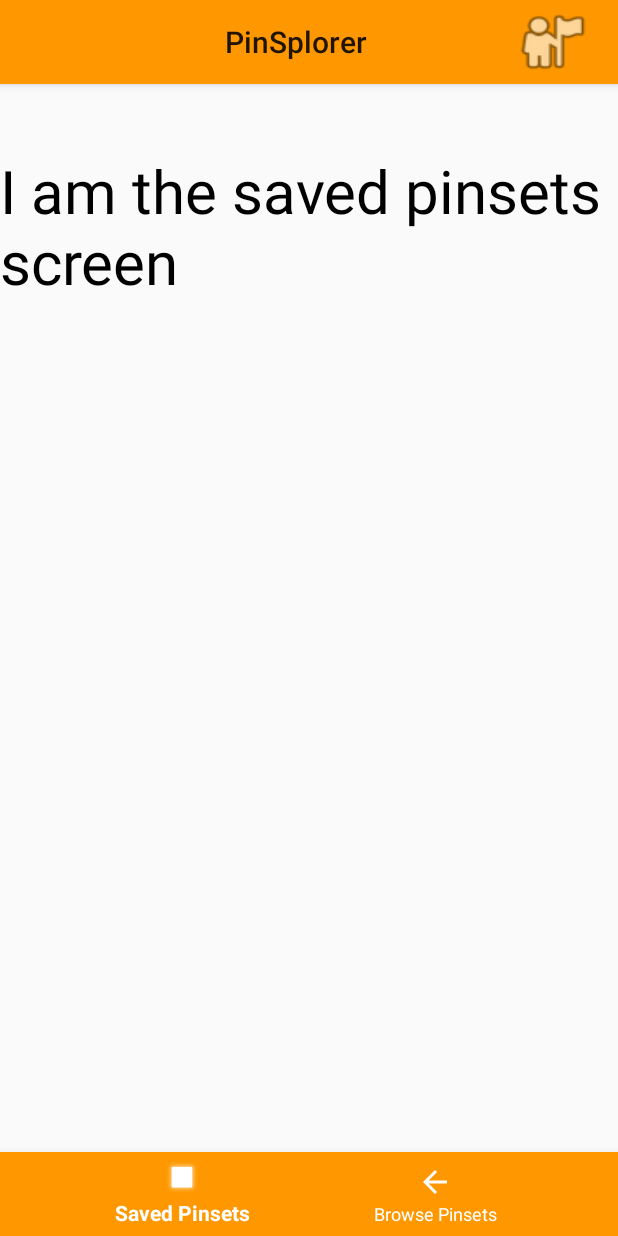
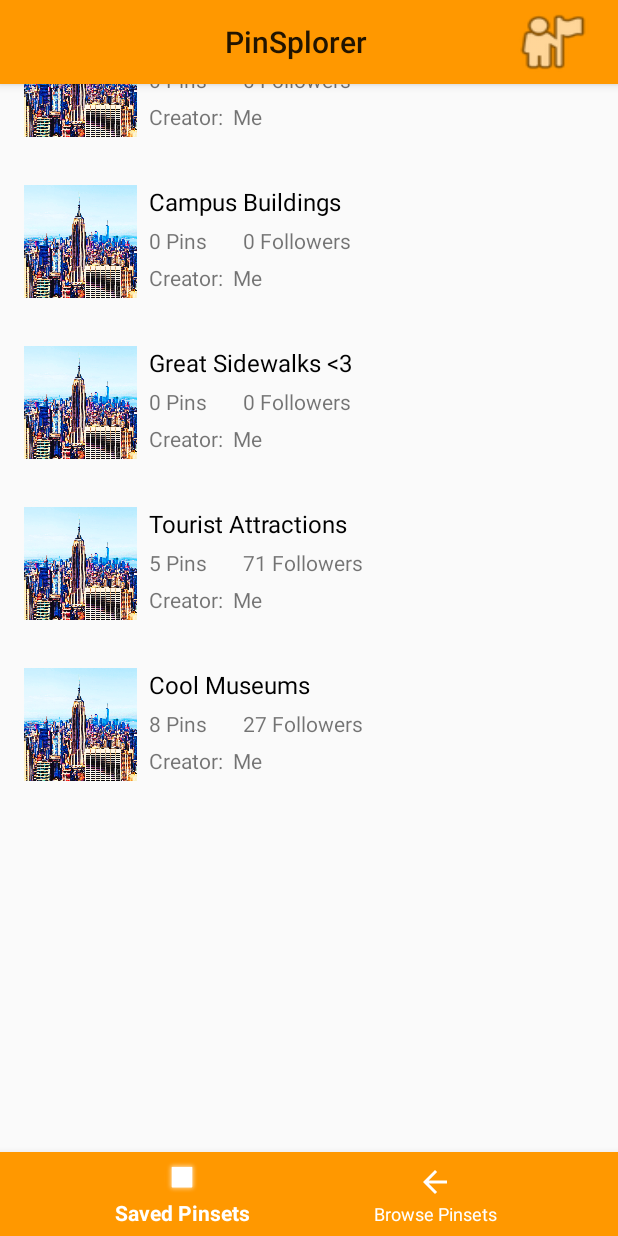
Before and after one commit to jhu-cs-uima-sp20/teamh, an Android app: the screen it shows after launch (MainActivity), on a phone screen of 412 x 824 dp. Run offline under Robolectric (Android 15) with nearby library versions, the phone set to English and light mode, and no system bars.

Commit message:
PinSet itemview and class updates
Worked on going from recycler view fragment to set view fragment

```diff
--- a/app/src/main/java/com/example/pinsplorer/PinSet.java
+++ b/app/src/main/java/com/example/pinsplorer/PinSet.java
@@ -6,12 +6,54 @@ class PinSet {
 
     private ImageView image;
     private String name;
+    private int pins;
+    private int followers;
+    private String creator;
 
     public PinSet(String newName){
         name = newName;
+        pins = 0;
+        followers = 0;
+        creator = "Me";
+    }
+
+    //constructor for hard-coded data
+    public PinSet(String newName, int newPins, int newFollowers, String newCreator) {
+        name = newName;
+        pins = newPins;
+        followers = newFollowers;
+        creator = newCreator;
     }
 
     public String getName() {
         return name;
     }
+
+    public int getPins() {
+        return pins;
+    }
+
+    public int getFollowers() {
+        return followers;
+    }
+
+    public String getCreator() {
+        return creator;
+    }
+
+    public void setName(String name) {
+        this.name = name;
+    }
+
+    public void setPins(int pins) {
+        this.pins = pins;
+    }
+
+    public void setFollowers(int followers) {
+        this.followers = followers;
+    }
+
+    public void setCreator(String creator) {
+        this.creator = creator;
+    }
 }
--- a/app/src/main/java/com/example/pinsplorer/PinSetRecyclerAdapter.java
+++ b/app/src/main/java/com/example/pinsplorer/PinSetRecyclerAdapter.java
@@ -1,11 +1,18 @@
 package com.example.pinsplorer;
 
 import android.content.Context;
+import android.content.Intent;
+import android.os.Bundle;
+import android.os.Parcelable;
 import android.view.LayoutInflater;
 import android.view.View;
 import android.view.ViewGroup;
 
 import androidx.annotation.NonNull;
+import androidx.appcompat.app.AppCompatActivity;
+import androidx.fragment.app.Fragment;
+import androidx.fragment.app.FragmentManager;
+import androidx.fragment.app.FragmentTransaction;
 import androidx.recyclerview.widget.RecyclerView;
 
 import java.util.ArrayList;
@@ -29,8 +36,42 @@ public class PinSetRecyclerAdapter extends RecyclerView.Adapter<PinSetViewHolder
 
     @Override
     public void onBindViewHolder(@NonNull PinSetViewHolder holder, int position) {
+        final PinSet set = pinSetList.get(position);
+
         holder.name.setText(pinSetList.get(position).getName());
+        holder.pins.setText("" + pinSetList.get(position).getPins());
+        holder.followers.setText("" + pinSetList.get(position).getFollowers());
+        holder.creator.setText(pinSetList.get(position).getCreator());
+
+        holder.itemView.setOnClickListener(new View.OnClickListener() {
+            @Override
+            public void onClick(View v) {
+                fragmentJump(set);
+            }
+        });
     }
+
+    //TODO: almost working except for line 59.
+//    private void fragmentJump(PinSet mItemSelected) {
+//        ViewSetFragment frag = new ViewSetFragment();
+//        Bundle bundle = new Bundle();
+//        bundle.putParcelable("item_selected_key", (Parcelable) mItemSelected);
+//        ViewSetFragment.setArguments(bundle);
+//        switchContent(R.id.pin_set_view_holder, frag);
+//    }
+//
+//    public void switchContent(int id, Fragment fragment) {
+//        if (context == null)
+//            return;
+//        if (context instanceof MainActivity) {
+//            MainActivity mainActivity = (MainActivity) context;
+//            Fragment frag = fragment;
+//            mainActivity.switchContent(id, frag);
+//        }
+//
+//    }
+
+
 
     @Override
     public int getItemCount() {
--- a/app/src/main/java/com/example/pinsplorer/PinSetViewHolder.java
+++ b/app/src/main/java/com/example/pinsplorer/PinSetViewHolder.java
@@ -8,10 +8,18 @@ import androidx.recyclerview.widget.RecyclerView;
 
 public class PinSetViewHolder extends RecyclerView.ViewHolder {
     public TextView name;
+    public TextView pins;
+    public TextView followers;
+    public TextView creator;
     private ImageView image;
+
     public PinSetViewHolder(View itemView) {
         super(itemView);
         image = itemView.findViewById(R.id.pinSetImageView);
         name = itemView.findViewById(R.id.pinSetNameTextView);
+        pins = itemView.findViewById(R.id.numPinsTextView);
+        followers = itemView.findViewById(R.id.numFollowersTextView);
+        creator = itemView.findViewById(R.id.pinSetCreatorTextView);
+
     }
 }
--- a/app/src/main/java/com/example/pinsplorer/SavedFragment.java
+++ b/app/src/main/java/com/example/pinsplorer/SavedFragment.java
@@ -30,7 +30,13 @@ public class SavedFragment extends Fragment {
     private String mParam2;
 
     protected static RecyclerView PinSetRecycler;
-    protected static ArrayList<PinSet> PinSetList = new ArrayList<>(Arrays.asList(new PinSet("Baltimore Eats"), new PinSet("Campus Buildings")));
+    protected static ArrayList<PinSet> PinSetList =
+            new ArrayList<>(
+                    Arrays.asList(new PinSet("Baltimore Eats"),
+                            new PinSet("Campus Buildings"),
+                            new PinSet("Great Sidewalks <3"),
+                            new PinSet("Tourist Attractions", 5, 71, "Me"),
+                            new PinSet("Cool Museums", 8, 27, "Me")));
 
     public SavedFragment() {
         // Required empty public constructor
--- a/app/src/main/res/layout/activity_main.xml
+++ b/app/src/main/res/layout/activity_main.xml
@@ -9,7 +9,11 @@
     <include
         layout="@layout/app_bar"
         android:layout_width="match_parent"
-        android:layout_height="match_parent" />
+        android:layout_height="match_parent"
+        app:layout_constraintBottom_toBottomOf="parent"
+        app:layout_constraintEnd_toEndOf="parent"
+        app:layout_constraintStart_toStartOf="parent"
+        app:layout_constraintTop_toTopOf="parent" />
 
     <include
         layout="@layout/nav_bar"
--- a/app/src/main/res/layout/app_bar.xml
+++ b/app/src/main/res/layout/app_bar.xml
@@ -6,6 +6,7 @@
     android:layout_height="match_parent">
 
     <com.google.android.material.appbar.AppBarLayout
+        android:id="@+id/appBarLayout"
         android:layout_width="match_parent"
         android:layout_height="wrap_content"
         app:layout_constraintEnd_toEndOf="parent"
@@ -29,7 +30,7 @@
         android:layout_width="match_parent"
         android:layout_height="match_parent"
         android:orientation="vertical" />
+
     <include layout="@layout/content_main" />
 
-
 </androidx.constraintlayout.widget.ConstraintLayout>
--- a/app/src/main/res/layout/fragment_saved.xml
+++ b/app/src/main/res/layout/fragment_saved.xml
@@ -1,21 +1,16 @@
 <?xml version="1.0" encoding="utf-8"?>
-<FrameLayout xmlns:android="http://schemas.android.com/apk/res/android"
+<androidx.constraintlayout.widget.ConstraintLayout
+    xmlns:android="http://schemas.android.com/apk/res/android"
+    xmlns:app="http://schemas.android.com/apk/res-auto"
     xmlns:tools="http://schemas.android.com/tools"
     android:layout_width="match_parent"
     android:layout_height="match_parent"
     tools:context=".SavedFragment">
 
-    <TextView
-        android:id="@+id/textView2"
-        android:layout_width="match_parent"
-        android:layout_height="510dp"
-        android:layout_marginVertical="100dp"
-        android:text="I am the saved pinsets screen"
-        android:textColor="@color/textColorPrimary"
-        android:textSize="40sp" />
-
     <androidx.recyclerview.widget.RecyclerView
         android:id="@+id/pinSetRecyclerView"
         android:layout_width="match_parent"
-        android:layout_height="match_parent" />
-</FrameLayout>
+        android:layout_height="wrap_content"
+        app:layout_constraintStart_toStartOf="parent"
+        app:layout_constraintTop_toTopOf="parent" />
+</androidx.constraintlayout.widget.ConstraintLayout>
--- a/app/src/main/res/layout/fragment_view_set.xml
+++ b/app/src/main/res/layout/fragment_view_set.xml
@@ -3,7 +3,8 @@
     xmlns:tools="http://schemas.android.com/tools"
     android:layout_width="match_parent"
     android:layout_height="match_parent"
-    tools:context=".ViewSetFragment">
+    tools:context=".ViewSetFragment"
+    android:id="@+id/fragment_view_set">
 
     <!-- TODO: Update blank fragment layout -->
     <TextView
--- a/app/src/main/res/layout/pin_set_view_holder.xml
+++ b/app/src/main/res/layout/pin_set_view_holder.xml
@@ -1,20 +1,23 @@
 <?xml version="1.0" encoding="utf-8"?>
-<androidx.constraintlayout.widget.ConstraintLayout
-    xmlns:android="http://schemas.android.com/apk/res/android"
+<androidx.constraintlayout.widget.ConstraintLayout xmlns:android="http://schemas.android.com/apk/res/android"
     xmlns:app="http://schemas.android.com/apk/res-auto"
     xmlns:tools="http://schemas.android.com/tools"
     android:layout_width="match_parent"
-    android:layout_height="match_parent">
+    android:layout_height="wrap_content"
+    android:id="@+id/pin_set_view_holder">
 
     <ImageView
         android:id="@+id/pinSetImageView"
-        android:layout_width="wrap_content"
-        android:layout_height="wrap_content"
+        android:layout_width="75dp"
+        android:layout_height="75dp"
         android:layout_marginStart="16dp"
         android:layout_marginTop="16dp"
+        android:layout_marginBottom="16dp"
+        app:layout_constraintBottom_toBottomOf="parent"
         app:layout_constraintStart_toStartOf="parent"
         app:layout_constraintTop_toTopOf="parent"
-        tools:srcCompat="@tools:sample/avatars" />
+        app:srcCompat="@drawable/nyc2"
+        tools:srcCompat="@drawable/nyc2" />
 
     <TextView
         android:id="@+id/pinSetNameTextView"
@@ -24,7 +27,67 @@
         android:layout_marginTop="16dp"
         android:text="Set Name"
         android:textColor="@android:color/black"
-        android:textSize="18sp"
+        android:textSize="16sp"
         app:layout_constraintStart_toEndOf="@+id/pinSetImageView"
         app:layout_constraintTop_toTopOf="parent" />
+
+    <TextView
+        android:id="@+id/numPinsTextView"
+        android:layout_width="wrap_content"
+        android:layout_height="wrap_content"
+        android:layout_marginStart="8dp"
+        android:layout_marginTop="5dp"
+        android:text="#"
+        app:layout_constraintStart_toEndOf="@+id/pinSetImageView"
+        app:layout_constraintTop_toBottomOf="@+id/pinSetNameTextView" />
+
+    <TextView
+        android:id="@+id/textView3"
+        android:layout_width="wrap_content"
+        android:layout_height="wrap_content"
+        android:layout_marginStart="3dp"
+        android:layout_marginTop="5dp"
+        android:text="Pins"
+        app:layout_constraintStart_toEndOf="@+id/numPinsTextView"
+        app:layout_constraintTop_toBottomOf="@+id/pinSetNameTextView" />
+
+    <TextView
+        android:id="@+id/numFollowersTextView"
+        android:layout_width="wrap_content"
+        android:layout_height="wrap_content"
+        android:layout_marginStart="24dp"
+        android:layout_marginTop="5dp"
+        android:text="#"
+        app:layout_constraintStart_toEndOf="@+id/textView3"
+        app:layout_constraintTop_toBottomOf="@+id/pinSetNameTextView" />
+
+    <TextView
+        android:id="@+id/textView5"
+        android:layout_width="wrap_content"
+        android:layout_height="wrap_content"
+        android:layout_marginStart="3dp"
+        android:layout_marginTop="5dp"
+        android:text="Followers"
+        app:layout_constraintStart_toEndOf="@+id/numFollowersTextView"
+        app:layout_constraintTop_toBottomOf="@+id/pinSetNameTextView" />
+
+    <TextView
+        android:id="@+id/textView6"
+        android:layout_width="wrap_content"
+        android:layout_height="wrap_content"
+        android:layout_marginStart="8dp"
+        android:layout_marginTop="5dp"
+        android:text="Creator: "
+        app:layout_constraintStart_toEndOf="@+id/pinSetImageView"
+        app:layout_constraintTop_toBottomOf="@+id/numPinsTextView" />
+
+    <TextView
+        android:id="@+id/pinSetCreatorTextView"
+        android:layout_width="wrap_content"
+        android:layout_height="wrap_content"
+        android:layout_marginStart="3dp"
+        android:layout_marginTop="5dp"
+        android:text="Name"
+        app:layout_constraintStart_toEndOf="@+id/textView6"
+        app:layout_constraintTop_toBottomOf="@+id/numPinsTextView" />
 </androidx.constraintlayout.widget.ConstraintLayout>
```
Also changed, not shown: app/src/main/java/com/example/pinsplorer/MainActivity.java (+8 -0 lines), app/src/main/res/drawable/nyc.jpg (added), app/src/main/res/drawable/nyc2.jpg (added).
